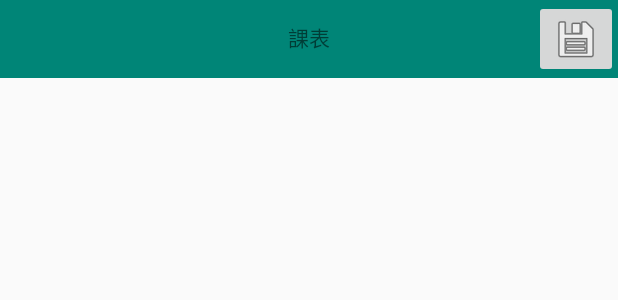
After one commit to ZeroKen5969/AS_TKU_TimeTable, an Android app: the layout activity_time_table.xml on its own in the app's theme, with its tools: preview values and no code run, on a phone screen of 412 x 824 dp. The commit adds this screen. Shown: the top 300 px of the screen. Run offline under Robolectric (Android 15) with nearby library versions, the phone set to English and light mode, and no system bars.

Commit message:
新增課表頁面和改變登入後儲存的資料及點擊主頁欄位後的行動

```diff
--- a/app/build.gradle
+++ b/app/build.gradle
@@ -23,8 +23,8 @@ dependencies {
     implementation 'com.android.support:appcompat-v7:28.0.0'
     implementation 'com.android.support.constraint:constraint-layout:1.1.3'
     implementation 'com.android.support:design:28.0.0'
+    implementation 'org.jsoup:jsoup:1.12.1'
     testImplementation 'junit:junit:4.12'
     androidTestImplementation 'com.android.support.test:runner:1.0.2'
     androidTestImplementation 'com.android.support.test.espresso:espresso-core:3.0.2'
-    implementation 'org.jsoup:jsoup:1.9.2'
 }
--- a/app/src/main/AndroidManifest.xml
+++ b/app/src/main/AndroidManifest.xml
@@ -24,5 +24,10 @@
             android:label="@string/app_name"
             android:theme="@style/AppTheme.NoActionBar">
         </activity>
+        <activity
+            android:name=".TimeTableActivity"
+            android:label="@string/app_name"
+            android:theme="@style/AppTheme.NoActionBar">
+        </activity>
     </application>
 </manifest>
--- a/app/src/main/res/layout/activity_login.xml
+++ b/app/src/main/res/layout/activity_login.xml
@@ -1,6 +1,5 @@
 <?xml version="1.0" encoding="utf-8"?>
-<android.support.constraint.ConstraintLayout
-    xmlns:android="http://schemas.android.com/apk/res/android"
+<android.support.constraint.ConstraintLayout xmlns:android="http://schemas.android.com/apk/res/android"
     xmlns:app="http://schemas.android.com/apk/res-auto"
     xmlns:tools="http://schemas.android.com/tools"
     android:layout_width="match_parent"
--- /dev/null
+++ b/app/src/main/res/layout/activity_time_table.xml
@@ -0,0 +1,47 @@
+<?xml version="1.0" encoding="utf-8"?>
+<LinearLayout xmlns:android="http://schemas.android.com/apk/res/android"
+    xmlns:app="http://schemas.android.com/apk/res-auto"
+    xmlns:tools="http://schemas.android.com/tools"
+    android:layout_width="match_parent"
+    android:layout_height="match_parent"
+    android:orientation="vertical"
+    tools:context=".TimeTableActivity">
+
+    <RelativeLayout
+        android:id="@+id/linearLayout"
+        android:layout_width="match_parent"
+        android:layout_height="wrap_content"
+        android:background="?attr/colorPrimary"
+        android:orientation="horizontal">
+
+        <TextView
+            android:layout_weight="1"
+            android:layout_width="match_parent"
+            android:layout_height="50dp"
+            android:gravity="center"
+            android:text="課表" />
+
+        <ImageButton
+            android:layout_width="wrap_content"
+            android:layout_height="wrap_content"
+            android:id="@+id/save_btn"
+            android:layout_gravity="center"
+            android:layout_weight="6"
+            android:layout_alignParentRight="true"
+            android:src="@android:drawable/ic_menu_save" />
+    </RelativeLayout>
+
+    <ScrollView
+        android:id="@+id/scrollView3"
+        android:layout_width="match_parent"
+        android:layout_height="match_parent">
+
+        <TableLayout
+            android:id="@+id/time_table"
+            android:layout_width="match_parent"
+            android:layout_height="match_parent"
+            android:stretchColumns="*">
+        </TableLayout>
+    </ScrollView>
+
+</LinearLayout>
```
Also changed, not shown: app/src/main/java/com/example/as_tku_timetable/LoginActivity.java (+44 -55 lines), app/src/main/java/com/example/as_tku_timetable/MainActivity.java (+17 -9 lines), app/src/main/java/com/example/as_tku_timetable/MainActivityAdapter.java (renamed from app/src/main/java/com/example/as_tku_timetable/MyAdapter.java, +11 -5 lines), app/src/main/java/com/example/as_tku_timetable/TimeTableActivity.java (added, +68 -0 lines), app/src/main/java/com/example/as_tku_timetable/WWW.java (+9 -5 lines), app/src/main/res/layout/result_table.xml (deleted, +0 -27 lines).
